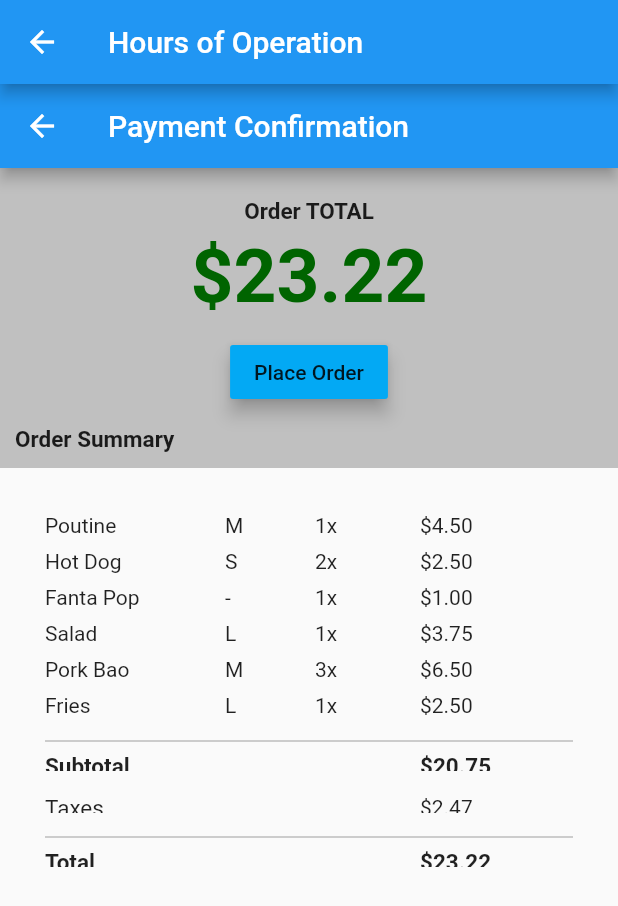
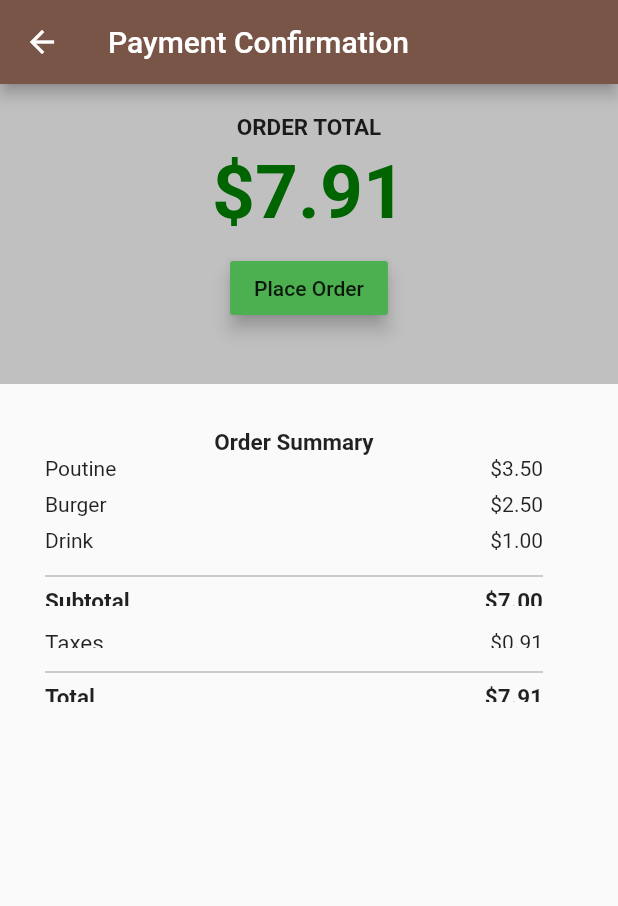
Before and after one commit to JordanRuetz/UofTEats, a Flutter app: the PaymentConfirmationScreen screen opened by its route, on a phone screen of 412 x 824 dp. Shown: the top 906 px of the screen. Run offline on Flutter 3.47's test engine with Material 2 defaults, Android fonts, the phone set to English and light mode, and no system bars.

Commit message:
Cleaned up client-side formatting for demo video.

```diff
--- a/uoft_eats/lib/client/PaymentConfirmationScreen.dart
+++ b/uoft_eats/lib/client/PaymentConfirmationScreen.dart
@@ -1,26 +1,23 @@
 import 'package:flutter/material.dart';
 
 class PaymentConfirmationScreen extends StatelessWidget {
-
   @override
   Widget build(BuildContext context) {
     return new Scaffold(
-      appBar: AppBar(title: Text("Hours of Operation")),
-      body: new PaymentConfirmation()
-    );
+        appBar: AppBar(
+          title: Text("Payment Confirmation"),
+          backgroundColor: Colors.brown,
+        ),
+        body: new PaymentConfirmation());
   }
 }
 
 class PaymentConfirmation extends StatelessWidget {
-
-  final double tax = 2.47;
+  final double tax = 0.91;
   final Map<String, List> singleOrder = {
-    "Poutine": ["M", 1, 4.50],
-    "Hot Dog": ["S", 2, 2.50],
-    "Fanta Pop": ["-", 1, 1.00],
-    "Salad": ["L", 1, 3.75],
-    "Pork Bao": ["M", 3, 6.50],
-    "Fries": ["L", 1, 2.50],
+    "Poutine": ["M", 1, 3.50],
+    "Burger": ["S", 1, 2.50],
+    "Drink": ["-", 1, 1.00],
   };
 
   @override
@@ -30,19 +27,14 @@ class PaymentConfirmation extends StatelessWidget {
 }
 
 class MyPaymentConfirmation extends StatelessWidget {
-
   final Map<String, List> order;
   final double tax;
 
-  MyPaymentConfirmation({Key key, this.order, this.tax})
-    : super(key: key);
+  MyPaymentConfirmation({Key key, this.order, this.tax}) : super(key: key);
 
   @override
   Widget build(BuildContext context) {
     return new Scaffold(
-      appBar: new AppBar(
-        title: new Text("Payment Confirmation"),
-      ),
         body: Container(
             child: new ListView(
       children: [
@@ -51,15 +43,12 @@ class MyPaymentConfirmation extends StatelessWidget {
         new OrderSummary(order: order, tax: tax)
         //Content
       ],
-        )
-      )
-    );
+    )));
   }
 }
 
 class PaymentConfirmationHeader extends StatelessWidget {
-
-  var price = 23.22;
+  var price = 7.91;
   var headerHeight = 200.0;
 
   @override
@@ -70,38 +59,32 @@ class PaymentConfirmationHeader extends StatelessWidget {
         padding: EdgeInsets.only(top: 20.0),
         child: new Column(
           children: <Widget>[
+            new Text("ORDER TOTAL",
+                style:
+                    new TextStyle(fontWeight: FontWeight.bold, fontSize: 15.0)),
+            new Container(
+              height: 5.0,
+            ),
             new Text(
-            "Order TOTAL",
-            style: new TextStyle(
-              fontWeight: FontWeight.bold,
-              fontSize: 15.0
-            )
+              "\$" + price.toString(),
+              style: moneyTextStyle(),
             ),
-          new Container(height: 5.0,),
-          new Text("\$" + price.toString(), style: moneyTextStyle(),),
-          new Container(height: 10.0,),
+            new Container(
+              height: 10.0,
+            ),
             new ConfirmButton(),
             new Container(
               padding: EdgeInsets.only(left: 10.0),
               height: 30.0,
 //            color: Colors.green,
               alignment: Alignment.bottomLeft,
-            child: new Text(
-              "Order Summary",
-              style: TextStyle(
-                fontWeight: FontWeight.bold,
-                fontSize: 15.0
-              )
-            )
             )
           ],
-      )
-    );
+        ));
   }
 }
 
-class OrderSummary extends StatelessWidget{
-
+class OrderSummary extends StatelessWidget {
   final Map<String, List> order;
   final double tax;
   final double listSpacing = 8.0;
@@ -113,18 +96,16 @@ class OrderSummary extends StatelessWidget{
     List<String> listOfItems = (order.keys).toList();
     List<Widget> orderWidgets = new List<Widget>();
     for (var i = 0; i < listOfItems.length; i++) {
-      orderWidgets.add(
-        new Container(
+      orderWidgets.add(new Container(
           width: 120.0,
           padding: new EdgeInsets.only(bottom: listSpacing),
-          child: new Text(listOfItems[i])
-        )
-      );
+          child: new Text(listOfItems[i])));
     }
     return orderWidgets;
   }
 
-  List<Widget> _getSizes(Map<String, List> order) {
+  // TODO: implement later
+  /*List<Widget> _getSizes(Map<String, List> order) {
     List<String> listOfItems = (order.keys).toList();
     List<Widget> sizeWidgets = new List<Widget>();
     for (String item in listOfItems) {
@@ -134,9 +115,10 @@ class OrderSummary extends StatelessWidget{
         child: new Text(order[item][0])));
     }
     return sizeWidgets;
-  }
+  }*/
 
-  List<Widget> _getQuantities(Map<String, List> order) {
+  // TODO: implement later
+  /*List<Widget> _getQuantities(Map<String, List> order) {
     List<String> listOfItems = (order.keys).toList();
     List<Widget> quantityWidgets = new List<Widget>();
     for (String item in listOfItems) {
@@ -148,7 +130,7 @@ class OrderSummary extends StatelessWidget{
         child: new Text(num + "x")));
     }
     return quantityWidgets;
-  }
+  }*/
 
   List<Widget> _getPrices(Map<String, List> order) {
     List<String> listOfItems = (order.keys).toList();
@@ -157,9 +139,7 @@ class OrderSummary extends StatelessWidget{
       totalPrice += order[item][2];
       priceWidgets.add(new Container(
           padding: new EdgeInsets.only(bottom: listSpacing),
-        child: new Text("\$" + (order[item][2]).toStringAsFixed(2)))
-      );
-
+          child: new Text("\$" + (order[item][2]).toStringAsFixed(2))));
     }
     return priceWidgets;
   }
@@ -168,19 +148,25 @@ class OrderSummary extends StatelessWidget{
   Widget build(BuildContext context) {
     return new Container(
         padding: new EdgeInsets.all(30.0),
+        margin: new EdgeInsets.only(right: 20.0),
         child: new Column(
           children: <Widget>[
+            new Text("Order Summary",
+                style: TextStyle(fontWeight: FontWeight.bold, fontSize: 15.0)),
             new Row(
               children: <Widget>[
                 new Column(
                     crossAxisAlignment: CrossAxisAlignment.start,
                     children: _getItems(order)),
-              new Column(
+                new Spacer(
+                  flex: 1,
+                ),
+                /*new Column(
                 crossAxisAlignment: CrossAxisAlignment.start,
                 children: _getSizes(order)),
               new Column(
                 crossAxisAlignment: CrossAxisAlignment.start,
-                children: _getQuantities(order)),
+                children: _getQuantities(order)),*/
                 new Column(
                     crossAxisAlignment: CrossAxisAlignment.start,
                     children: _getPrices(order)),
@@ -194,29 +180,25 @@ class OrderSummary extends StatelessWidget{
                     new Container(
                         width: 60.0,
                         padding: new EdgeInsets.only(bottom: listSpacing),
-                  margin: new EdgeInsets.only(right: 190.0),
-                  child: new Text(
-                    "Subtotal",
+                        child: new Text("Subtotal",
                             style: new TextStyle(
-                      fontWeight: FontWeight.bold,
-                      fontSize: 15.0
-                    )
-                  )
+                                fontWeight: FontWeight.bold, fontSize: 15.0))),
+                    new Spacer(
+                      flex: 1,
                     ),
                     new Container(
                         padding: new EdgeInsets.only(bottom: listSpacing),
-                  child: new Text(""
-                    "\$" + totalPrice.toString(),
+                        child: new Text(
+                            ""
+                                "\$" +
+                                totalPrice.toStringAsFixed(2),
                             style: new TextStyle(
-                      fontWeight: FontWeight.bold,
-                      fontSize: 15.0
-                    )
-                  )
-                )
+                                fontWeight: FontWeight.bold, fontSize: 15.0)))
                   ],
-            )
+                )),
+            new Container(
+              height: listSpacing,
             ),
-          new Container(height: listSpacing,),
             new Container(
                 height: 20.0,
                 child: new Row(
@@ -224,21 +206,16 @@ class OrderSummary extends StatelessWidget{
                     new Container(
                         width: 60.0,
                         padding: new EdgeInsets.only(bottom: listSpacing),
-                  margin: new EdgeInsets.only(right: 190.0),
-                  child: new Text(
-                    "Taxes",
-                    style: new TextStyle(
-                      fontSize: 15.0
-                    )
-                  )
+                        child: new Text("Taxes",
+                            style: new TextStyle(fontSize: 15.0))),
+                    new Spacer(
+                      flex: 1,
                     ),
                     new Container(
                         padding: new EdgeInsets.only(bottom: listSpacing),
-                  child: new Text("\$" + tax.toString())
-                )
+                        child: new Text("\$" + tax.toStringAsFixed(2)))
                   ],
-            )
-          ),
+                )),
             new Divider(color: Colors.grey),
             new Container(
                 height: 20.0,
@@ -247,46 +224,37 @@ class OrderSummary extends StatelessWidget{
                     new Container(
                         width: 60.0,
                         padding: new EdgeInsets.only(bottom: listSpacing),
-                  margin: new EdgeInsets.only(right: 190.0),
-                  child: new Text(
-                    "Total",
+                        child: new Text("Total",
                             style: new TextStyle(
-                      fontWeight: FontWeight.bold,
-                      fontSize: 15.0
-                    )
-                  )
+                                fontWeight: FontWeight.bold, fontSize: 15.0))),
+                    new Spacer(
+                      flex: 1,
                     ),
                     new Container(
                         padding: new EdgeInsets.only(bottom: listSpacing),
                         child: new Text(
-                    "\$" + (totalPrice + tax).toString(),
+                            "\$" + (totalPrice + tax).toStringAsFixed(2),
                             style: new TextStyle(
-                      fontWeight: FontWeight.bold,
-                      fontSize: 15.0
-                    )
-                  )
-                )
+                                fontWeight: FontWeight.bold, fontSize: 15.0)))
                   ],
-            )
-          ),
+                )),
           ],
         ));
   }
 }
 
-class ConfirmButton extends StatelessWidget{
+class ConfirmButton extends StatelessWidget {
   @override
   Widget build(BuildContext context) {
     var button = Container(
         child: RaisedButton(
             child: Text("Place Order"),
             elevation: 5.0,
-        color: Colors.lightBlue,
-        onPressed: (){
-          Navigator.pushReplacementNamed(context, '/client/paymentConfirmation/receipt');
-        }
-      )
-    );
+            color: Colors.green,
+            onPressed: () {
+              Navigator.pushReplacementNamed(
+                  context, '/client/paymentConfirmation/receipt');
+            }));
     return button;
   }
 
@@ -305,18 +273,14 @@ class ConfirmButton extends StatelessWidget{
   }*/
 }
 
-TextStyle defaultTextStyle(){
-  return TextStyle(
-    fontSize: 20.0,
-    decoration: TextDecoration.none
-  );
+TextStyle defaultTextStyle() {
+  return TextStyle(fontSize: 20.0, decoration: TextDecoration.none);
 }
 
-TextStyle moneyTextStyle(){
+TextStyle moneyTextStyle() {
   return TextStyle(
       fontSize: 50.0,
       color: Color.fromRGBO(0, 100, 0, 100.0),
       fontWeight: FontWeight.bold,
-    decoration: TextDecoration.none
-  );
+      decoration: TextDecoration.none);
 }
--- a/uoft_eats/lib/client/ReceiptScreen.dart
+++ b/uoft_eats/lib/client/ReceiptScreen.dart
@@ -9,10 +9,11 @@ class ReceiptScreen extends StatefulWidget {
 
   static final int orderNum = 12;
   static final String foodTruck = "Ideal Catering";
-  static final double tax = 0.00;
+  static final double tax = 0.91;
   static final Map<String, List> singleOrder = {
-    "Poutine": ["M", 1, 4.50],
-    "Hot Dog": ["S", 2, 2.50]
+    "Poutine": ["M", 1, 3.50],
+    "Burger": ["S", 1, 2.50],
+    "Drink": ["S", 1, 1.00],
   };
 
   @override
@@ -43,6 +44,7 @@ class MyReceipt extends StatelessWidget {
     return new Scaffold(
         appBar: new AppBar(
           title: new Text("Receipt #$orderNum"),
+          backgroundColor: Colors.brown,
         ),
         drawer: MainDrawer(),
         body: Container(
@@ -59,7 +61,7 @@ class MyReceipt extends StatelessWidget {
                       style: new TextStyle(
                           fontSize: 20.0, fontWeight: FontWeight.bold)),
                 ),
-                ReceiptHeaders(),
+                //ReceiptHeaders(),
                 new Divider(color: Colors.blue),
                 FoodOrdered(order: order, tax: tax),
               ],
@@ -74,18 +76,13 @@ class ReceiptHeaders extends StatelessWidget {
         padding: new EdgeInsets.only(top: 20.0),
         child: new Row(
           children: <Widget>[
-            new Container(
-                child: new Text("Item", style: new TextStyle(fontSize: 16.0)),
-                padding: new EdgeInsets.only(right: 80.0)),
-            new Container(
-                child: new Text("Size", style: new TextStyle(fontSize: 16.0)),
-                padding: new EdgeInsets.only(right: 50.0)),
-            new Container(
-                child:
+                new Text("Item", style: new TextStyle(fontSize: 16.0)),
+                new Spacer(),
+                /*new Text("Size", style: new TextStyle(fontSize: 16.0)),
+                new Spacer(),
                 new Text("Quantity", style: new TextStyle(fontSize: 16.0)),
-                padding: new EdgeInsets.only(right: 38.0)),
-            new Container(
-                child: new Text("Price", style: new TextStyle(fontSize: 16.0)))
+                new Spacer(),*/
+                new Text("Price", style: new TextStyle(fontSize: 16.0)),
           ],
         ));
   }
@@ -187,12 +184,13 @@ class FoodOrdered extends StatelessWidget {
                 new Column(
                     crossAxisAlignment: CrossAxisAlignment.start,
                     children: _getItems(order)),
-                new Column(
+                new Spacer(),
+                /*new Column(
                     crossAxisAlignment: CrossAxisAlignment.start,
                     children: _getSizes(order)),
                 new Column(
                     crossAxisAlignment: CrossAxisAlignment.start,
-                    children: _getQuantities(order)),
+                    children: _getQuantities(order)),*/
                 new Column(
                     crossAxisAlignment: CrossAxisAlignment.start,
                     children: _getPrices(order)),
```
Lines whose indentation alone changed are shown as unchanged.
